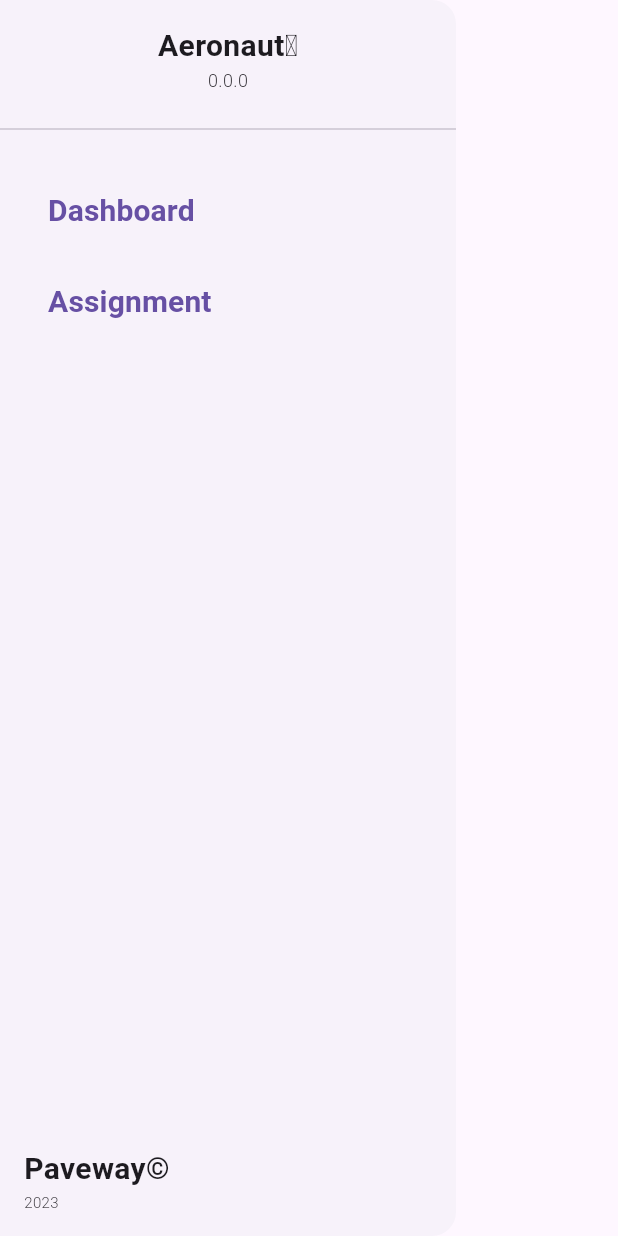
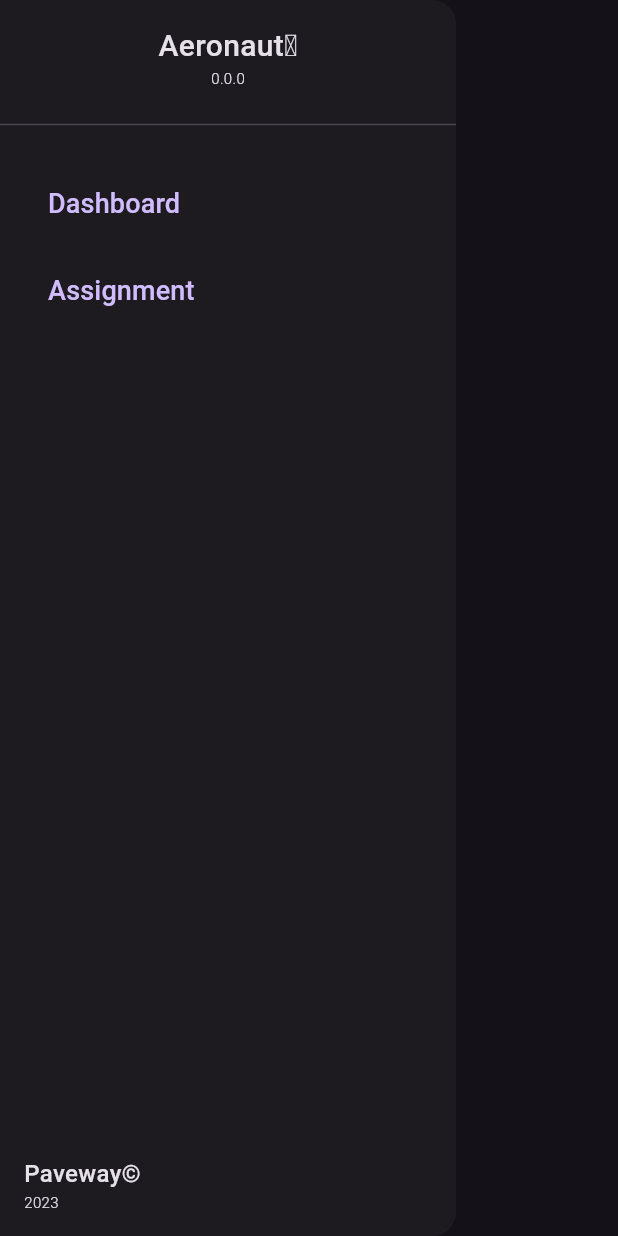
Before and after one commit to seliis/xpa, a Flutter app: the FrameDrawer widget shown alone on an empty page, opened directly, on a phone screen of 412 x 824 dp. Run offline on Flutter 3.47's test engine with Material 2 defaults, Android fonts, the phone set to English and light mode, and no system bars; our stand-ins replace flutter_riverpod; Roboto replaces fonts that are missing (NanumSquareNeo).

```diff
--- a/lib/main.dart
+++ b/lib/main.dart
@@ -9,6 +9,7 @@ void main() {
         debugShowCheckedModeBanner: false,
         theme: ThemeData(
           useMaterial3: true,
+          brightness: Brightness.dark,
           fontFamily: "NanumSquareNeo",
         ),
         home: const Frame(),
--- a/lib/view/frame/drawer.dart
+++ b/lib/view/frame/drawer.dart
@@ -18,7 +18,7 @@ class FrameDrawer extends ConsumerWidget {
             Text(
               "Aeronaut\u2120",
               style: TextStyle(
-                fontWeight: FontWeight.w700,
+                fontWeight: FontWeight.w500,
                 fontSize: 20,
               ),
             ),
@@ -26,7 +26,7 @@ class FrameDrawer extends ConsumerWidget {
               "0.0.0",
               style: TextStyle(
                 fontWeight: FontWeight.w300,
-                fontSize: 12,
+                fontSize: 10,
               ),
             ),
           ],
@@ -46,8 +46,8 @@ class FrameDrawer extends ConsumerWidget {
         child: Text(
           "${screenPage.name[0].toUpperCase()}${screenPage.name.substring(1).toLowerCase()}",
           style: const TextStyle(
-            fontWeight: FontWeight.w700,
-            fontSize: 20,
+            fontWeight: FontWeight.w500,
+            fontSize: 18,
           ),
         ),
       );
@@ -77,8 +77,8 @@ class FrameDrawer extends ConsumerWidget {
             Text(
               "Paveway\u00A9",
               style: TextStyle(
-                fontWeight: FontWeight.w700,
-                fontSize: 20,
+                fontWeight: FontWeight.w500,
+                fontSize: 16,
               ),
             ),
             Text(
--- a/lib/view/frame/frame.dart
+++ b/lib/view/frame/frame.dart
@@ -9,10 +9,10 @@ class Frame extends ConsumerWidget {
 
   @override
   Widget build(BuildContext context, WidgetRef ref) {
-    return const Scaffold(
+    return Scaffold(
       appBar: FrameAppBar(),
-      drawer: FrameDrawer(),
-      body: Screen(),
+      drawer: const FrameDrawer(),
+      body: const Screen(),
     );
   }
 }
```
Also changed, not shown: lib/view/frame/appbar.dart (+51 -13 lines).
